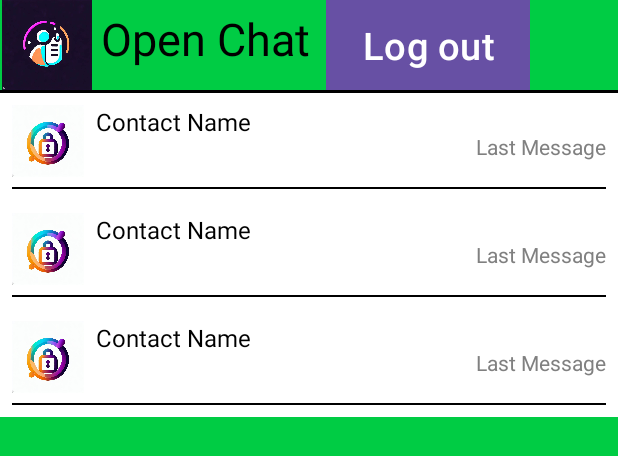
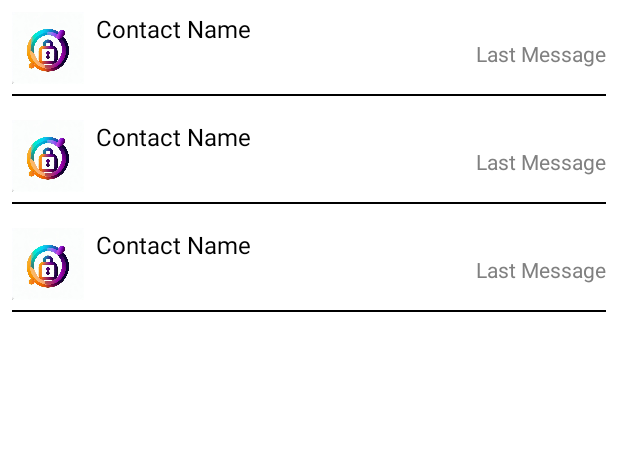
Before and after one commit to karanchhillar/OpenChat, an Android app: the layout activity_main.xml on its own in the app's theme, with its tools: preview values and no code run, on a phone screen of 412 x 824 dp. Shown: the top 456 px of the screen. Run offline under Robolectric (Android 15) with nearby library versions, the phone set to English and light mode, and no system bars.

Commit message:
working login , recyclerView checkpoint 1

```diff
--- a/app/build.gradle
+++ b/app/build.gradle
@@ -40,6 +40,7 @@ dependencies {
     implementation 'com.google.android.material:material:1.5.0'
     implementation 'androidx.constraintlayout:constraintlayout:2.1.4'
     implementation 'com.google.firebase:firebase-auth-ktx:22.0.0'
+    implementation 'com.google.firebase:firebase-database-ktx:20.2.1'
     testImplementation 'junit:junit:4.13.2'
     androidTestImplementation 'androidx.test.ext:junit:1.1.5'
     androidTestImplementation 'androidx.test.espresso:espresso-core:3.5.1'
--- a/app/src/main/res/layout/activity_main.xml
+++ b/app/src/main/res/layout/activity_main.xml
@@ -4,56 +4,8 @@
     xmlns:tools="http://schemas.android.com/tools"
     android:layout_width="match_parent"
     android:layout_height="match_parent"
-    android:background="#00cc44"
+    android:background="#ffff"
     tools:context=".MainActivity">
-
-    <LinearLayout
-        android:id="@+id/linearLayout2"
-        android:layout_width="match_parent"
-        android:layout_height="60dp"
-        android:orientation="horizontal"
-        app:layout_constraintEnd_toEndOf="parent"
-        app:layout_constraintHorizontal_bias="0.5"
-        app:layout_constraintStart_toStartOf="parent"
-        app:layout_constraintTop_toTopOf="parent"
-        tools:ignore="MissingConstraints">
-
-        <ImageView
-            android:id="@+id/imageView"
-            android:layout_width="62dp"
-            android:layout_height="60dp"
-            app:srcCompat="@drawable/sign_up_photo" />
-
-        <TextView
-            android:id="@+id/textView"
-            android:layout_width="wrap_content"
-            android:layout_height="match_parent"
-            android:layout_margin="5dp"
-            android:text="Open Chat"
-            android:textColor="@color/black"
-            android:textSize="30sp" />
-
-        <Button
-            android:id="@+id/logout_button"
-            android:layout_width="wrap_content"
-            android:layout_height="60dp"
-            android:layout_marginStart="5dp"
-            android:background="@color/black"
-            android:text="Log out"
-            android:textSize="25sp"
-            app:layout_constraintEnd_toEndOf="parent"
-            app:layout_constraintTop_toTopOf="parent" />
-    </LinearLayout>
-
-    <View
-        android:id="@+id/separation_line"
-        android:layout_width="match_parent"
-        android:layout_height="2dp"
-        android:background="@color/black"
-        app:layout_constraintEnd_toEndOf="parent"
-        app:layout_constraintHorizontal_bias="0.5"
-        app:layout_constraintStart_toStartOf="parent"
-        app:layout_constraintTop_toBottomOf="@+id/linearLayout2" />
 
     <LinearLayout
         android:id="@+id/linearLayout"
@@ -64,7 +16,7 @@
         app:layout_constraintEnd_toEndOf="parent"
         app:layout_constraintHorizontal_bias="0.5"
         app:layout_constraintStart_toStartOf="parent"
-        app:layout_constraintTop_toBottomOf="@+id/separation_line">
+        app:layout_constraintTop_toTopOf="parent">
 
         <androidx.recyclerview.widget.RecyclerView
             android:id="@+id/recyclerViewChats"
--- a/app/src/main/res/values-night/themes.xml
+++ b/app/src/main/res/values-night/themes.xml
@@ -1,6 +1,6 @@
 <resources xmlns:tools="http://schemas.android.com/tools">
     <!-- Base application theme. -->
-    <style name="Base.Theme.OpenChat" parent="Theme.Material3.DayNight.NoActionBar">
+    <style name="Base.Theme.OpenChat" parent="Theme.AppCompat.DayNight.DarkActionBar">
         <!-- Customize your dark theme here. -->
         <!-- <item name="colorPrimary">@color/my_dark_primary</item> -->
     </style>
--- a/app/src/main/res/values/themes.xml
+++ b/app/src/main/res/values/themes.xml
@@ -1,6 +1,6 @@
 <resources xmlns:tools="http://schemas.android.com/tools">
     <!-- Base application theme. -->
-    <style name="Base.Theme.OpenChat" parent="Theme.Material3.DayNight.NoActionBar">
+    <style name="Base.Theme.OpenChat" parent="Theme.AppCompat.DayNight.DarkActionBar">
         <!-- Customize your light theme here. -->
         <!-- <item name="colorPrimary">@color/my_light_primary</item> -->
     </style>
```
Also changed, not shown: app/src/main/java/com/example/openchat/MainActivity.kt (+49 -16 lines), app/src/main/java/com/example/openchat/login/SignUpPage.kt (+13 -0 lines), app/src/main/res/menu/menu.xml (added, +7 -0 lines).
